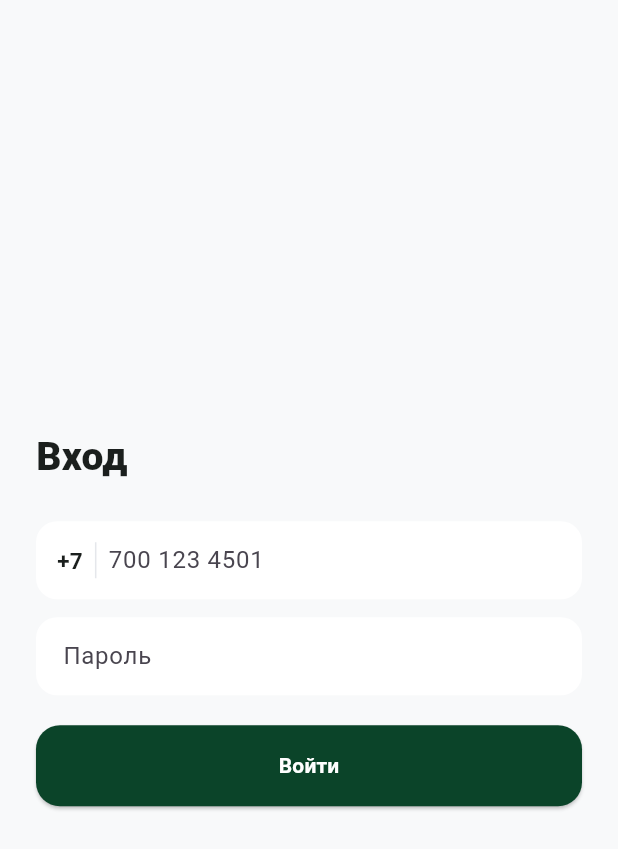
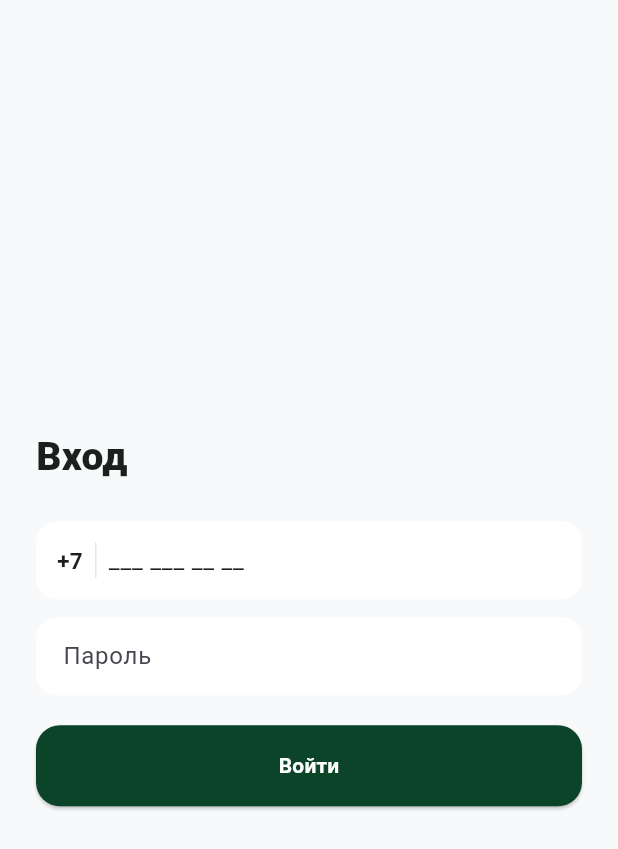
Before and after one commit to hdbshshshshs0-commits/VenTal_Go_flutter, a Flutter app: the screen it shows after launch, on a phone screen of 412 x 824 dp. Shown: the top 849 px of the screen. Run offline on Flutter 3.47's test engine with Material 3 defaults, Android fonts, the phone set to English and light mode, and no system bars; our stand-ins replace flutter_secure_storage, geolocator, shimmer; missing offline and left inert: maplibre_gl; accounts and stored records are empty.

Commit message:
Update phone_input_field.dart

```diff
--- a/lib/core/widgets/phone_input_field.dart
+++ b/lib/core/widgets/phone_input_field.dart
@@ -12,10 +12,10 @@ class PhoneInputField extends StatefulWidget {
   State<PhoneInputField> createState() => _PhoneInputFieldState();
 }
 
-/// Форматтер, который умеет отличать "удалили цифру" от "удалили
-/// автоматический пробел маски" — во втором случае убирает ещё и
-/// последнюю цифру, иначе Backspace на границе группы (после 3-й или
-/// 6-й цифры) выглядит так, будто ничего не удаляется.
+/// Форматтер группирует цифры как 3-3-2-2 (700 123 45 01) — привычный
+/// для Казахстана вид номера. Отдельно отличает "удалили цифру" от
+/// "удалили автоматический пробел маски", чтобы Backspace на границе
+/// группы не выглядел так, будто ничего не удаляется.
 class _LocalPhoneMaskFormatter extends TextInputFormatter {
   @override
   TextEditingValue formatEditUpdate(TextEditingValue oldValue, TextEditingValue newValue) {
@@ -35,7 +35,7 @@ class _LocalPhoneMaskFormatter extends TextInputFormatter {
     final buffer = StringBuffer();
     for (int i = 0; i < digits.length; i++) {
       buffer.write(digits[i]);
-      if (i == 2 || i == 5) buffer.write(' ');
+      if (i == 2 || i == 5 || i == 7) buffer.write(' ');
     }
 
     final text = buffer.toString();
@@ -54,7 +54,7 @@ class _PhoneInputFieldState extends State<PhoneInputField> {
 
   void _handleChanged(String value) {
     final digits = value.replaceAll(RegExp(r'\D'), '');
-    widget.onChanged('+7$digits');
+    widget.onChanged(digits.isEmpty ? '' : '+7$digits');
   }
 
   @override
@@ -71,11 +71,13 @@ class _PhoneInputFieldState extends State<PhoneInputField> {
           Expanded(
             child: TextField(
               controller: _controller,
+              autofocus: false,
               keyboardType: TextInputType.number,
               inputFormatters: [_LocalPhoneMaskFormatter()],
               onChanged: _handleChanged,
               decoration: const InputDecoration(
-                hintText: '700 123 4501',
+                hintText: '___ ___ __ __',
+                hintStyle: TextStyle(color: AppColors.textDark, fontWeight: FontWeight.w400),
                 border: InputBorder.none,
                 contentPadding: EdgeInsets.symmetric(vertical: 14),
               ),
```
